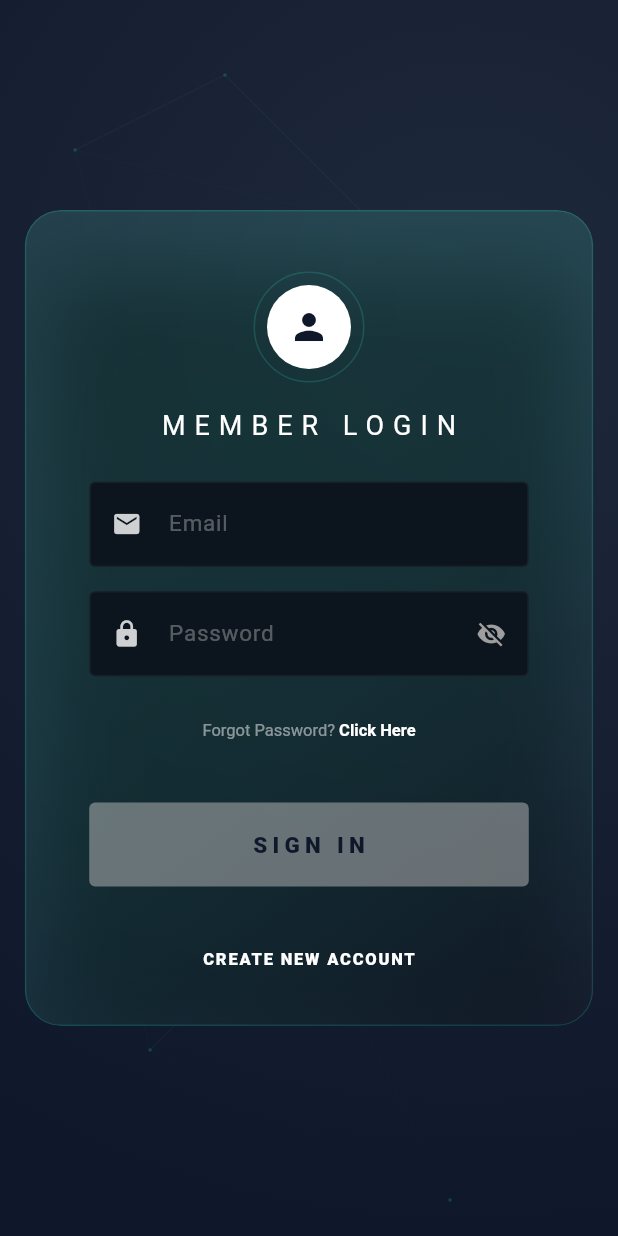
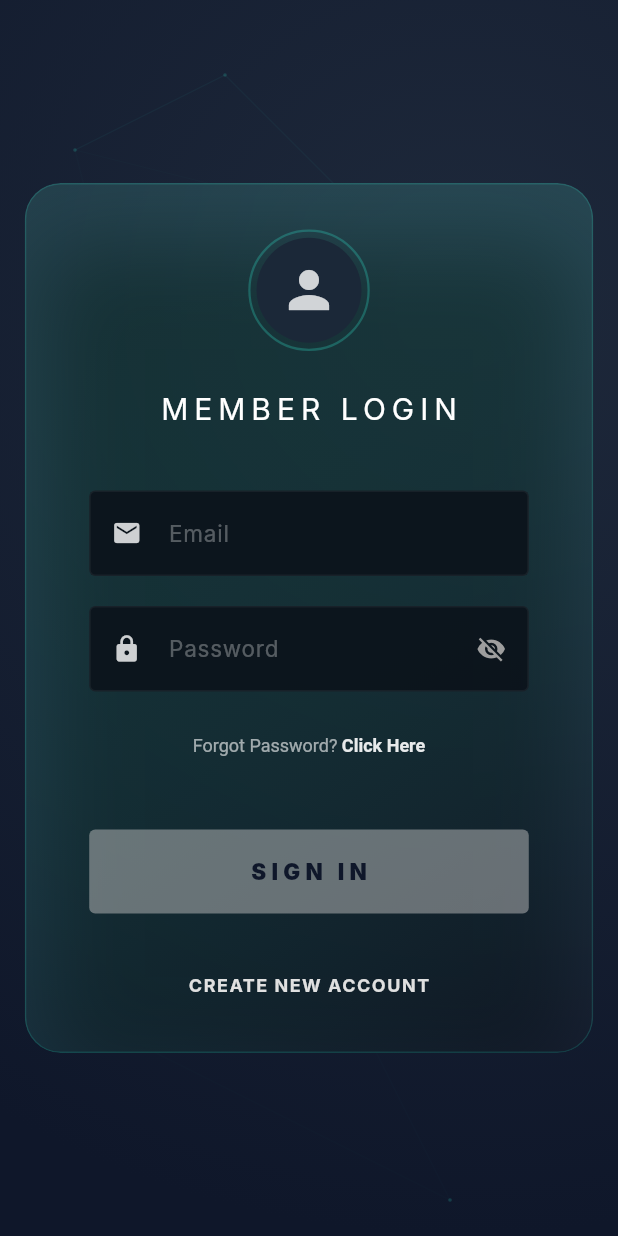
Before and after one commit to Jeyzimtech/group10-skill-sharing-hub, a Flutter app: the screen it shows after launch, after a tap on "CREATE NEW ACCOUNT", after a tap on "ALREADY REGISTERED? SIGN IN", on a phone screen of 412 x 824 dp. Run offline on Flutter 3.47's test engine with Material 3 defaults, Android fonts, the light colour scheme and no system bars; Roboto replaces fonts that are missing (Inter).

Commit message:
Finalize Nexus Auth UI: Standardize on withOpacity, fix orientation locking, and restore permissions

```diff
--- a/mobile_app/lib/auth_screen.dart
+++ b/mobile_app/lib/auth_screen.dart
@@ -212,23 +212,23 @@ class _AuthScreenState extends State<AuthScreen> with TickerProviderStateMixin {
               begin: Alignment.topLeft,
               end: Alignment.bottomRight,
               colors: [
-                const Color(0xFF2DD4BF).withValues(alpha: 0.12),
-                const Color(0xFF0F172A).withValues(alpha: 0.4),
+                const Color(0xFF2DD4BF).withOpacity(0.12),
+                const Color(0xFF0F172A).withOpacity(0.4),
               ],
             ),
             borderRadius: BorderRadius.circular(24),
             border: Border.all(
-              color: const Color(0xFF2DD4BF).withValues(alpha: 0.2),
+              color: const Color(0xFF2DD4BF).withOpacity(0.2),
               width: 1.0,
             ),
             boxShadow: [
               BoxShadow(
-                color: Colors.white.withValues(alpha: 0.05),
+                color: Colors.white.withOpacity(0.05),
                 blurRadius: 0,
                 offset: const Offset(0, -1),
               ),
               BoxShadow(
-                color: Colors.black.withValues(alpha: 0.5),
+                color: Colors.black.withOpacity(0.5),
                 blurRadius: 50,
                 spreadRadius: -10,
                 offset: const Offset(0, 30),
@@ -267,11 +267,11 @@ class NexusPainter extends CustomPainter {
   @override
   void paint(Canvas canvas, Size size) {
     final paint = Paint()
-      ..color = const Color(0xFF2DD4BF).withValues(alpha: 0.08)
+      ..color = const Color(0xFF2DD4BF).withOpacity(0.08)
       ..strokeWidth = 0.8;
 
     final dotPaint = Paint()
-      ..color = const Color(0xFF2DD4BF).withValues(alpha: 0.2)
+      ..color = const Color(0xFF2DD4BF).withOpacity(0.2)
       ..style = PaintingStyle.fill;
 
     final points = [
@@ -285,7 +285,7 @@ class NexusPainter extends CustomPainter {
       for (var j = i + 1; j < points.length; j++) {
         final distance = (points[i] - points[j]).distance;
         if (distance < 250) {
-          paint.color = const Color(0xFF2DD4BF).withValues(alpha: (1 - distance / 250) * 0.1);
+          paint.color = const Color(0xFF2DD4BF).withOpacity((1 - distance / 250) * 0.1);
           canvas.drawLine(points[i], points[j], paint);
         }
       }
--- a/mobile_app/lib/forms/forgot_password_form.dart
+++ b/mobile_app/lib/forms/forgot_password_form.dart
@@ -80,7 +80,7 @@ class _ForgotPasswordFormState extends State<ForgotPasswordForm> with SingleTick
         Container(
           padding: const EdgeInsets.all(20),
           decoration: BoxDecoration(
-            color: const Color(0xFFE8F5E9).withValues(alpha: 0.1),
+            color: const Color(0xFFE8F5E9).withOpacity(0.1),
             shape: BoxShape.circle,
           ),
           child: const Icon(
@@ -105,7 +105,7 @@ class _ForgotPasswordFormState extends State<ForgotPasswordForm> with SingleTick
           textAlign: TextAlign.center,
           style: TextStyle(
             fontSize: 15,
-            color: Colors.white.withValues(alpha: 0.6),
+            color: Colors.white.withOpacity(0.6),
             height: 1.5,
           ),
         ),
@@ -158,7 +158,7 @@ class _ForgotPasswordFormState extends State<ForgotPasswordForm> with SingleTick
             textAlign: TextAlign.center,
             style: TextStyle(
               fontSize: 13,
-              color: Colors.white.withValues(alpha: 0.5),
+              color: Colors.white.withOpacity(0.5),
               fontWeight: FontWeight.w400,
             ),
           ),
--- a/mobile_app/lib/forms/login_form.dart
+++ b/mobile_app/lib/forms/login_form.dart
@@ -2,15 +2,16 @@ import 'package:flutter/material.dart';
 import '../widgets/custom_button.dart';
 import '../widgets/custom_text_field.dart';
 import '../utils/validators.dart';
+import '../services/auth_service.dart';
 
 class LoginForm extends StatefulWidget {
   final VoidCallback onRegisterTap;
   final VoidCallback onForgotPasswordTap;
 
   const LoginForm({
-    super.key,
     required this.onRegisterTap,
     required this.onForgotPasswordTap,
+    super.key,
   });
 
   @override
@@ -25,6 +26,7 @@ class _LoginFormState extends State<LoginForm> with SingleTickerProviderStateMix
   String _password = '';
   String? _emailError;
   String? _passwordError;
+  String? _serverError;
   bool _isLoading = false;
 
   @override
@@ -47,25 +49,26 @@ class _LoginFormState extends State<LoginForm> with SingleTickerProviderStateMix
   void _validate() {
     setState(() {
       _emailError = _email.isEmpty ? null : Validators.validateEmail(_email);
-      _passwordError =
-          _password.isEmpty ? null : Validators.validatePassword(_password);
+      _passwordError = _password.isEmpty ? null : Validators.validatePassword(_password);
     });
   }
 
   bool get _isValid =>
-      _email.isNotEmpty &&
-      _password.isNotEmpty &&
-      _emailError == null &&
-      _passwordError == null;
+      _email.isNotEmpty && _password.isNotEmpty && _emailError == null && _passwordError == null;
 
   void _submit() async {
     _validate();
-    if (_emailError != null || _passwordError != null) return;
     if (!_isValid) return;
 
-    setState(() => _isLoading = true);
-    await Future.delayed(const Duration(seconds: 2));
-    if (mounted) setState(() => _isLoading = false);
+    setState(() { _isLoading = true; _serverError = null; });
+    try {
+      await AuthService.login(_email, _password);
+      // Integration check: successfully logged in
+    } on AuthException catch (e) {
+      if (mounted) setState(() { _isLoading = false; _serverError = e.message; });
+    } catch (_) {
+      if (mounted) setState(() { _isLoading = false; _serverError = 'Something went wrong. Please try again.'; });
+    }
   }
 
   @override
@@ -78,28 +81,24 @@ class _LoginFormState extends State<LoginForm> with SingleTickerProviderStateMix
           crossAxisAlignment: CrossAxisAlignment.start,
           mainAxisSize: MainAxisSize.min,
           children: [
-            const SizedBox(height: 10),
             Center(
               child: Container(
-                margin: const EdgeInsets.only(bottom: 16),
-                padding: const EdgeInsets.all(8),
+                margin: const EdgeInsets.only(bottom: 24),
+                padding: const EdgeInsets.all(4),
                 decoration: BoxDecoration(
                   shape: BoxShape.circle,
                   border: Border.all(
-                    color: const Color(0xFF2DD4BF).withValues(alpha: 0.2),
-                    width: 1,
+                    color: const Color(0xFF2DD4BF).withOpacity(0.3),
+                    width: 1.5,
                   ),
                 ),
-                child: Container(
-                  padding: const EdgeInsets.all(14),
-                  decoration: const BoxDecoration(
-                    color: Colors.white,
-                    shape: BoxShape.circle,
-                  ),
-                  child: const Icon(
+                child: CircleAvatar(
+                  radius: 35,
+                  backgroundColor: const Color(0xFF1B2838),
+                  child: Icon(
                     Icons.person,
-                    size: 28,
-                    color: Color(0xFF0F172A),
+                    size: 40,
+                    color: Colors.white.withOpacity(0.8),
                   ),
                 ),
               ),
@@ -108,14 +107,14 @@ class _LoginFormState extends State<LoginForm> with SingleTickerProviderStateMix
               child: Text(
                 'MEMBER LOGIN',
                 style: TextStyle(
-                  fontSize: 18,
+                  fontSize: 20,
                   fontWeight: FontWeight.w400,
                   color: Colors.white,
-                  letterSpacing: 6.0,
+                  letterSpacing: 4.0,
                 ),
               ),
             ),
-            const SizedBox(height: 24),
+            const SizedBox(height: 40),
             CustomTextField(
               label: 'Email',
               icon: Icons.mail,
@@ -127,7 +126,7 @@ class _LoginFormState extends State<LoginForm> with SingleTickerProviderStateMix
                 _validate();
               },
             ),
-            const SizedBox(height: 16),
+            const SizedBox(height: 20),
             CustomTextField(
               label: 'Password',
               icon: Icons.lock,
@@ -146,23 +145,23 @@ class _LoginFormState extends State<LoginForm> with SingleTickerProviderStateMix
               child: TextButton(
                 onPressed: widget.onForgotPasswordTap,
                 style: TextButton.styleFrom(
+                  foregroundColor: Colors.white.withOpacity(0.6),
                   padding: EdgeInsets.zero,
-                  minimumSize: const Size(0, 30),
                 ),
                 child: RichText(
                   text: TextSpan(
                     style: TextStyle(
-                      fontSize: 11,
-                      color: Colors.white.withValues(alpha: 0.5),
+                      fontSize: 12,
+                      color: Colors.white.withOpacity(0.6),
                       fontWeight: FontWeight.w400,
                     ),
                     children: [
                       const TextSpan(text: 'Forgot Password? '),
                       TextSpan(
                         text: 'Click Here',
-                        style: const TextStyle(
-                          color: Colors.white,
-                          fontWeight: FontWeight.w700,
+                        style: TextStyle(
+                          color: Colors.white.withOpacity(0.9),
+                          fontWeight: FontWeight.w600,
                         ),
                       ),
                     ],
@@ -170,24 +169,36 @@ class _LoginFormState extends State<LoginForm> with SingleTickerProviderStateMix
                 ),
               ),
             ),
-            const SizedBox(height: 24),
+            const SizedBox(height: 32),
             CustomButton(
               text: 'SIGN IN',
               isLoading: _isLoading,
               onPressed: _isValid ? _submit : null,
             ),
+            if (_serverError != null) ...[
+              const SizedBox(height: 12),
+              Center(
+                child: Text(
+                  _serverError!,
+                  style: const TextStyle(color: Colors.redAccent, fontSize: 13),
+                  textAlign: TextAlign.center,
+                ),
+              ),
+            ],
             const SizedBox(height: 24),
             Align(
               alignment: Alignment.center,
               child: TextButton(
                 onPressed: widget.onRegisterTap,
+                style: TextButton.styleFrom(
+                  foregroundColor: const Color(0xFFE0E0E0),
+                ),
                 child: const Text(
                   'CREATE NEW ACCOUNT',
                   style: TextStyle(
-                    fontSize: 11,
-                    fontWeight: FontWeight.w800,
-                    color: Colors.white,
-                    letterSpacing: 1.2,
+                    fontSize: 12,
+                    fontWeight: FontWeight.w700,
+                    letterSpacing: 1.0,
                   ),
                 ),
               ),
--- a/mobile_app/lib/forms/register_form.dart
+++ b/mobile_app/lib/forms/register_form.dart
@@ -199,7 +199,7 @@ class _RegisterFormState extends State<RegisterForm> with SingleTickerProviderSt
               child: TextButton(
                 onPressed: widget.onLoginTap,
                 style: TextButton.styleFrom(
-                  foregroundColor: Colors.white.withValues(alpha: 0.8),
+                  foregroundColor: Colors.white.withOpacity(0.8),
                 ),
                 child: const Text(
                   'ALREADY REGISTERED? SIGN IN',
--- a/mobile_app/lib/loading_screen.dart
+++ b/mobile_app/lib/loading_screen.dart
@@ -173,7 +173,7 @@ class _LoadingScreenState extends State<LoadingScreen> with TickerProviderStateM
           width: 40,
           height: 2,
           decoration: BoxDecoration(
-            color: const Color(0xFF2DD4BF).withValues(alpha: 0.3),
+            color: const Color(0xFF2DD4BF).withOpacity(0.3),
             borderRadius: BorderRadius.circular(1),
           ),
         ),
@@ -211,7 +211,7 @@ class NodeNetworkPainter extends CustomPainter {
   @override
   void paint(Canvas canvas, Size size) {
     final paint = Paint()
-      ..color = const Color(0xFF2DD4BF).withValues(alpha: 0.4)
+      ..color = const Color(0xFF2DD4BF).withOpacity(0.4)
       ..strokeWidth = 1.2;
 
     final dotPaint = Paint()
@@ -236,7 +236,7 @@ class NodeNetworkPainter extends CustomPainter {
         final distance = (points[i] - points[j]).distance;
         if (distance < radius * 1.6) {
           final opacity = (1 - (distance / (radius * 1.6))).clamp(0.0, 1.0);
-          paint.color = const Color(0xFF2DD4BF).withValues(alpha: opacity * 0.3);
+          paint.color = const Color(0xFF2DD4BF).withOpacity(opacity * 0.3);
           canvas.drawLine(points[i], points[j], paint);
         }
       }
--- a/mobile_app/lib/main.dart
+++ b/mobile_app/lib/main.dart
@@ -2,12 +2,14 @@ import 'package:flutter/material.dart';
 import 'package:flutter/services.dart';
 import 'loading_screen.dart';
 
-void main() {
+void main() async {
   WidgetsFlutterBinding.ensureInitialized();
-  SystemChrome.setPreferredOrientations([
+
+  // Set preferred orientations
+  await SystemChrome.setPreferredOrientations([
     DeviceOrientation.portraitUp,
-    DeviceOrientation.portraitDown,
   ]);
+
   runApp(const SkillSharingApp());
 }
 
@@ -17,17 +19,17 @@ class SkillSharingApp extends StatelessWidget {
   @override
   Widget build(BuildContext context) {
     return MaterialApp(
-      title: 'Skill Sharing',
+      title: 'Skill Sharing Hub',
       debugShowCheckedModeBanner: false,
       theme: ThemeData(
         brightness: Brightness.dark,
         primaryColor: const Color(0xFF2DD4BF),
         scaffoldBackgroundColor: const Color(0xFF0F172A),
-        colorScheme: const ColorScheme.dark(
-          primary: Color(0xFF2DD4BF),
-          surface: Color(0xFF1E293B),
+        fontFamily: 'Inter',
+        colorScheme: ColorScheme.fromSeed(
+          seedColor: const Color(0xFF2DD4BF),
+          brightness: Brightness.dark,
         ),
-        fontFamily: 'Roboto',
       ),
       home: const LoadingScreen(),
     );
--- a/mobile_app/lib/utils/validators.dart
+++ b/mobile_app/lib/utils/validators.dart
@@ -1,17 +1,17 @@
 class Validators {
-  static String? validateEmail(String value) {
-    if (value.isEmpty) {
+  static String? validateEmail(String? value) {
+    if (value == null || value.isEmpty) {
       return 'Email is required';
     }
     final emailRegExp = RegExp(r'^[\w-\.]+@([\w-]+\.)+[\w-]{2,4}$');
     if (!emailRegExp.hasMatch(value)) {
-      return 'Enter a valid email address';
+      return 'Invalid email address';
     }
     return null;
   }
 
-  static String? validatePassword(String value) {
-    if (value.isEmpty) {
+  static String? validatePassword(String? value) {
+    if (value == null || value.isEmpty) {
       return 'Password is required';
     }
     if (value.length < 6) {
@@ -20,8 +20,8 @@ class Validators {
     return null;
   }
 
-  static String? validateName(String value) {
-    if (value.isEmpty) {
+  static String? validateName(String? value) {
+    if (value == null || value.isEmpty) {
       return 'Name is required';
     }
     return null;
--- a/mobile_app/lib/widgets/custom_button.dart
+++ b/mobile_app/lib/widgets/custom_button.dart
@@ -87,13 +87,13 @@ class _CustomButtonState extends State<CustomButton>
                     ],
                     stops: [0.0, 0.4, 1.0], // Metallic highlight
                   ),
-            color: isDisabled ? Colors.grey.shade400.withValues(alpha: 0.5) : null,
+            color: isDisabled ? Colors.grey.shade400.withOpacity(0.5) : null,
             borderRadius: BorderRadius.circular(widget.isLoading ? 28 : 4),
             boxShadow: isDisabled || widget.isLoading
                 ? []
                 : [
                     BoxShadow(
-                      color: Colors.black.withValues(alpha: 0.4),
+                      color: Colors.black.withOpacity(0.4),
                       blurRadius: 25,
                       spreadRadius: -5,
                       offset: const Offset(0, 12),
--- a/mobile_app/lib/widgets/custom_text_field.dart
+++ b/mobile_app/lib/widgets/custom_text_field.dart
@@ -83,10 +83,10 @@ class _CustomTextFieldState extends State<CustomTextField>
         children: [
           Container(
             decoration: BoxDecoration(
-              color: const Color(0xFF0B121A).withValues(alpha: 0.9), // Even darker for better block contrast
+              color: const Color(0xFF0B121A).withOpacity(0.9), // Even darker for better block contrast
               borderRadius: BorderRadius.circular(4),
               border: Border.all(
-                color: hasError ? Colors.red : Colors.white.withValues(alpha: 0.05),
+                color: hasError ? Colors.red : Colors.white.withOpacity(0.05),
                 width: 1,
               ),
             ),
@@ -105,13 +105,13 @@ class _CustomTextFieldState extends State<CustomTextField>
               decoration: InputDecoration(
                 hintText: widget.label,
                 hintStyle: TextStyle(
-                  color: Colors.white.withValues(alpha: 0.3),
+                  color: Colors.white.withOpacity(0.3),
                   fontSize: 15,
                 ),
                 prefixIcon: Icon(
                   widget.icon,
                   size: 20,
-                  color: Colors.white.withValues(alpha: 0.8),
+                  color: Colors.white.withOpacity(0.8),
                 ),
                 suffixIcon: _buildSuffixIcon(activeColor),
                 border: InputBorder.none,
```
Also changed, not shown: 2 other files.
